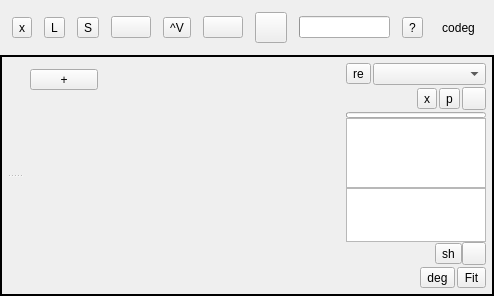
NikolayRag/codeg, file src/Ui/AppWindow.ui: the form before one commit.
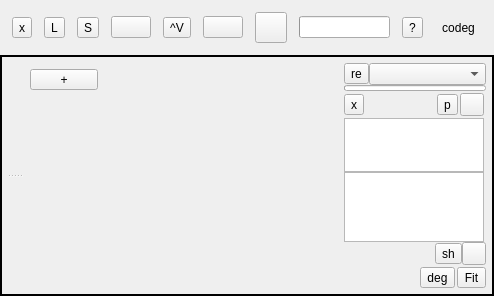
The form after the commit. Icons and pictures are not drawn.

```diff
--- a/src/Ui/AppWindow.ui
+++ b/src/Ui/AppWindow.ui
@@ -454,6 +454,31 @@
                      <property name="bottomMargin">
                       <number>0</number>
                      </property>
+                     <item>
+                      <layout class="QHBoxLayout" name="horizontalLayout_6">
+                       <item>
+                        <widget class="QToolButton" name="btnRescan">
+                         <property name="text">
+                          <string>re</string>
+                         </property>
+                         <property name="icon">
+                          <iconset>
+                           <normaloff>resource/icon-pack.svg</normaloff>resource/icon-pack.svg</iconset>
+                         </property>
+                        </widget>
+                       </item>
+                       <item>
+                        <widget class="QComboBox" name="listDevs">
+                         <property name="sizePolicy">
+                          <sizepolicy hsizetype="Ignored" vsizetype="Fixed">
+                           <horstretch>0</horstretch>
+                           <verstretch>0</verstretch>
+                          </sizepolicy>
+                         </property>
+                        </widget>
+                       </item>
+                      </layout>
+                     </item>
                      <item>
                       <widget class="QWidget" name="frameDispatcher" native="true">
                        <layout class="QGridLayout" name="gridLayout_3">
@@ -472,62 +497,32 @@
                         <property name="spacing">
                          <number>2</number>
                         </property>
-                        <item row="2" column="4">
-                         <widget class="QToolButton" name="btnDispPause">
-                          <property name="text">
-                           <string>p</string>
-                          </property>
-                          <property name="checkable">
-                           <bool>true</bool>
-                          </property>
-                         </widget>
-                        </item>
-                        <item row="1" column="1">
-                         <widget class="QToolButton" name="btnRescan">
-                          <property name="text">
-                           <string>re</string>
-                          </property>
-                          <property name="icon">
-                           <iconset>
-                            <normaloff>resource/icon-pack.svg</normaloff>resource/icon-pack.svg</iconset>
-                          </property>
-                         </widget>
-                        </item>
-                        <item row="2" column="1" colspan="2">
-                         <spacer name="horizontalSpacer_5">
-                          <property name="orientation">
-                           <enum>Qt::Horizontal</enum>
-                          </property>
-                          <property name="sizeHint" stdset="0">
+                        <item row="3" column="0">
+                         <widget class="QPlainTextEdit" name="labStats">
+                          <property name="maximumSize">
                            <size>
-                            <width>40</width>
-                            <height>20</height>
+                            <width>140</width>
+                            <height>54</height>
                            </size>
                           </property>
-                         </spacer>
-                        </item>
-                        <item row="2" column="5">
-                         <widget class="QToolButton" name="btnDispFire">
-                          <property name="text">
-                           <string/>
+                          <property name="frameShadow">
+                           <enum>QFrame::Plain</enum>
                           </property>
-                          <property name="icon">
-                           <iconset>
-                            <normaloff>resource/icon-deliver.svg</normaloff>resource/icon-deliver.svg</iconset>
+                          <property name="verticalScrollBarPolicy">
+                           <enum>Qt::ScrollBarAlwaysOff</enum>
                           </property>
-                         </widget>
-                        </item>
-                        <item row="1" column="2" colspan="4">
-                         <widget class="QComboBox" name="listDevs">
-                          <property name="sizePolicy">
-                           <sizepolicy hsizetype="Ignored" vsizetype="Fixed">
-                            <horstretch>0</horstretch>
-                            <verstretch>0</verstretch>
-                           </sizepolicy>
+                          <property name="horizontalScrollBarPolicy">
+                           <enum>Qt::ScrollBarAlwaysOff</enum>
                           </property>
+                          <property name="undoRedoEnabled">
+                           <bool>false</bool>
+                          </property>
+                          <property name="lineWrapMode">
+                           <enum>QPlainTextEdit::NoWrap</enum>
+                          </property>
                          </widget>
                         </item>
-                        <item row="3" column="1" colspan="5">
+                        <item row="1" column="0" colspan="2">
                          <widget class="QProgressBar" name="progDispatch">
                           <property name="sizePolicy">
                            <sizepolicy hsizetype="MinimumExpanding" vsizetype="Fixed">
@@ -543,12 +538,53 @@
                           </property>
                          </widget>
                         </item>
-                        <item row="2" column="3">
-                         <widget class="QToolButton" name="btnDispCancel">
-                          <property name="text">
-                           <string>x</string>
-                          </property>
-                         </widget>
+                        <item row="2" column="0">
+                         <layout class="QHBoxLayout" name="horizontalLayout_7">
+                          <item>
+                           <widget class="QToolButton" name="btnDispCancel">
+                            <property name="text">
+                             <string>x</string>
+                            </property>
+                           </widget>
+                          </item>
+                          <item>
+                           <spacer name="horizontalSpacer_5">
+                            <property name="orientation">
+                             <enum>Qt::Horizontal</enum>
+                            </property>
+                            <property name="sizeHint" stdset="0">
+                             <size>
+                              <width>40</width>
+                              <height>20</height>
+                             </size>
+                            </property>
+                           </spacer>
+                          </item>
+                          <item>
+                           <widget class="QToolButton" name="btnDispPause">
+                            <property name="text">
+                             <string>p</string>
+                            </property>
+                            <property name="checkable">
+                             <bool>true</bool>
+                            </property>
+                           </widget>
+                          </item>
+                          <item>
+                           <widget class="QToolButton" name="btnDispFire">
+                            <property name="text">
+                             <string/>
+                            </property>
+                            <property name="icon">
+                             <iconset>
+                              <normaloff>resource/icon-deliver.svg</normaloff>resource/icon-deliver.svg</iconset>
+                            </property>
+                            <property name="checkable">
+                             <bool>true</bool>
+                            </property>
+                           </widget>
+                          </item>
+                         </layout>
                         </item>
                        </layout>
                       </widget>
@@ -575,31 +611,6 @@
                        </property>
                       </widget>
                      </item>
-                     <item>
-                      <widget class="QPlainTextEdit" name="labStats">
-                       <property name="maximumSize">
-                        <size>
-                         <width>140</width>
-                         <height>54</height>
-                        </size>
-                       </property>
-                       <property name="frameShadow">
-                        <enum>QFrame::Plain</enum>
-                       </property>
-                       <property name="verticalScrollBarPolicy">
-                        <enum>Qt::ScrollBarAlwaysOff</enum>
-                       </property>
-                       <property name="horizontalScrollBarPolicy">
-                        <enum>Qt::ScrollBarAlwaysOff</enum>
-                       </property>
-                       <property name="undoRedoEnabled">
-                        <bool>false</bool>
-                       </property>
-                       <property name="lineWrapMode">
-                        <enum>QPlainTextEdit::NoWrap</enum>
-                       </property>
-                      </widget>
-                     </item>
                      <item>
                       <layout class="QHBoxLayout" name="horizontalLayout">
                        <item>
```
